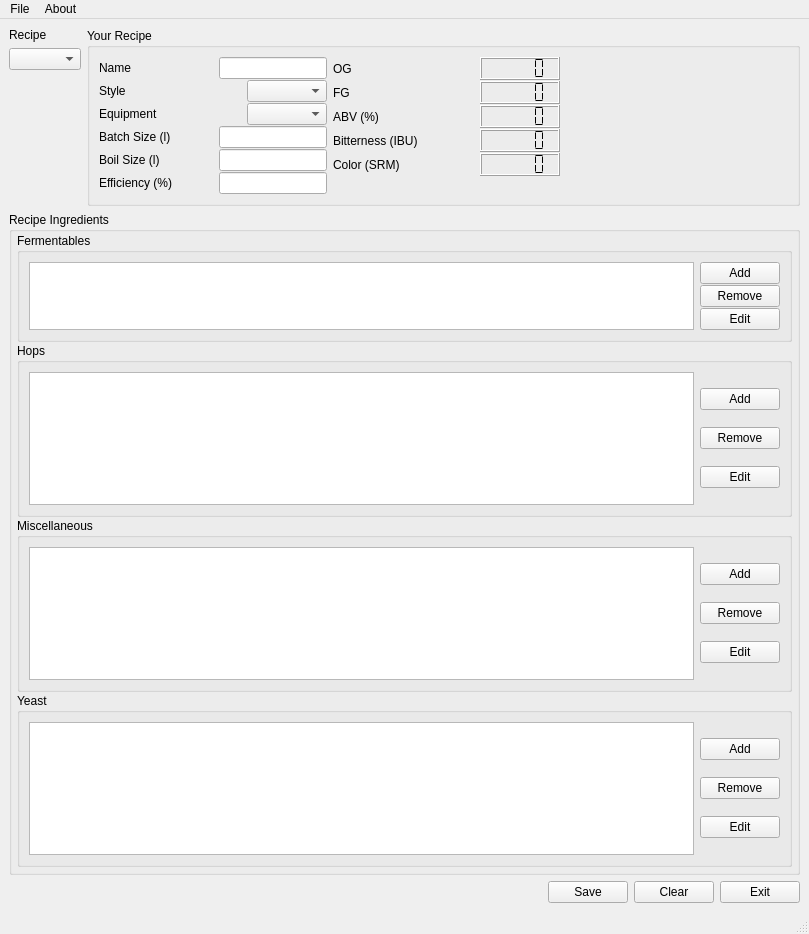
First picture: the form in mainWindow.ui, repository Brewtarget/brewtarget, before the edit.
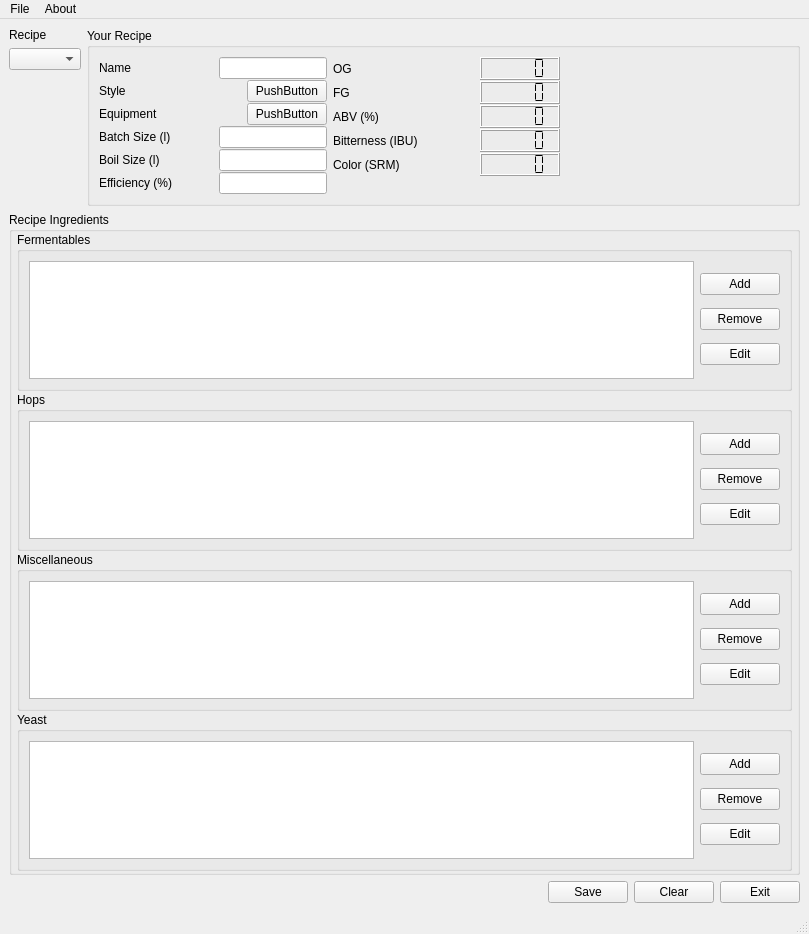
Second picture: the form after the edit. Custom widgets are drawn as their Qt base class.

What changed in the file:
```diff
--- a/mainWindow.ui
+++ b/mainWindow.ui
@@ -111,18 +111,15 @@
               </widget>
              </item>
              <item>
-              <widget class="QComboBox" name="comboBox_style" >
+              <widget class="QPushButton" name="pushButton_style" >
                <property name="sizePolicy" >
-                <sizepolicy vsizetype="Preferred" hsizetype="Minimum" >
+                <sizepolicy vsizetype="Fixed" hsizetype="Expanding" >
                  <horstretch>0</horstretch>
                  <verstretch>0</verstretch>
                 </sizepolicy>
                </property>
-               <property name="minimumSize" >
-                <size>
-                 <width>80</width>
-                 <height>0</height>
-                </size>
+               <property name="text" >
+                <string>PushButton</string>
                </property>
               </widget>
              </item>
@@ -144,18 +141,15 @@
               </widget>
              </item>
              <item>
-              <widget class="QComboBox" name="comboBox_equipment" >
+              <widget class="QPushButton" name="pushButton_equipment" >
                <property name="sizePolicy" >
-                <sizepolicy vsizetype="Preferred" hsizetype="Minimum" >
+                <sizepolicy vsizetype="Fixed" hsizetype="Expanding" >
                  <horstretch>0</horstretch>
                  <verstretch>0</verstretch>
                 </sizepolicy>
                </property>
-               <property name="minimumSize" >
-                <size>
-                 <width>80</width>
-                 <height>0</height>
-                </size>
+               <property name="text" >
+                <string>PushButton</string>
                </property>
               </widget>
              </item>
@@ -523,13 +517,13 @@
         <number>5</number>
        </property>
        <property name="topMargin" >
-        <number>1</number>
+        <number>0</number>
        </property>
        <property name="rightMargin" >
         <number>5</number>
        </property>
        <property name="bottomMargin" >
-        <number>5</number>
+        <number>1</number>
        </property>
        <item>
         <widget class="QGroupBox" name="groupBox_3" >
@@ -540,7 +534,7 @@
           <item>
            <widget class="FermentableTableWidget" name="fermentableTable" >
             <property name="sizePolicy" >
-             <sizepolicy vsizetype="Minimum" hsizetype="Expanding" >
+             <sizepolicy vsizetype="Expanding" hsizetype="Expanding" >
               <horstretch>0</horstretch>
               <verstretch>0</verstretch>
              </sizepolicy>
```
Left out of the diff: 4 changed lines with no effect on the pictures.
